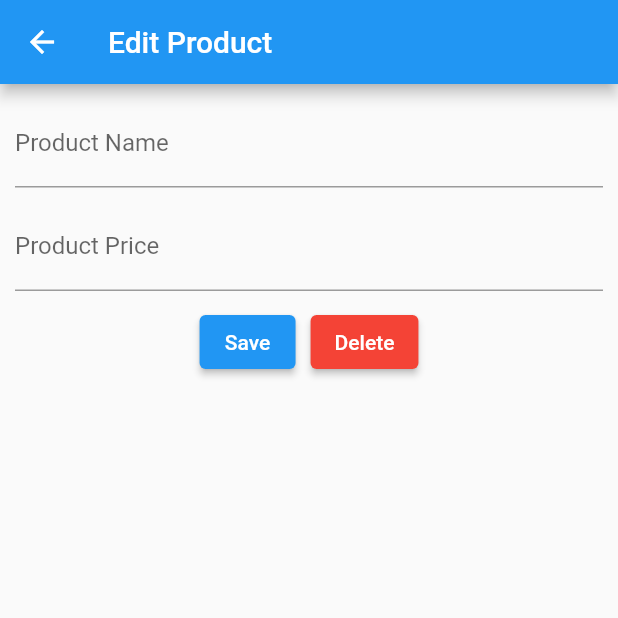
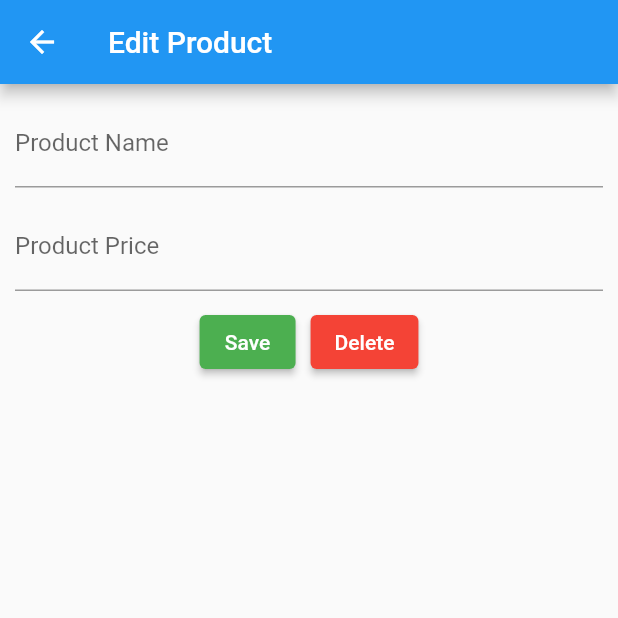
Before and after one commit to Myat-Min-Paing/flutter-crud, a Flutter app: the EditProduct screen opened directly, on a phone screen of 412 x 824 dp, the top half of it. Run offline on Flutter 3.47's test engine with Material 2 defaults, Android fonts, the phone set to English and light mode, and no system bars; our stand-ins replace cloud_firestore, firebase_core; accounts and stored records are empty.

```diff
--- /dev/null
+++ b/lib/constant.dart
@@ -0,0 +1,6 @@
+import 'package:flutter/material.dart';
+
+const kTextFiedDecoration = InputDecoration(
+  labelText: '',
+  floatingLabelAlignment: FloatingLabelAlignment.center,
+);
--- a/lib/screens/edit_product.dart
+++ b/lib/screens/edit_product.dart
@@ -2,6 +2,7 @@ import 'package:crud_demo/providers/product_providers.dart';
 import 'package:flutter/material.dart';
 import 'package:provider/provider.dart';
 import 'package:crud_demo/models/product_model.dart';
+import 'package:crud_demo/widgets/text_field_widget.dart';
 
 class EditProduct extends StatefulWidget {
   final Product? product;
@@ -15,6 +16,8 @@ class _EditProductState extends State<EditProduct> {
   final nameController = TextEditingController();
 
   final priceController = TextEditingController();
+
+  final _formKey = GlobalKey<FormState>();
 
   @override
   void initState() {
@@ -42,29 +45,41 @@ class _EditProductState extends State<EditProduct> {
       ),
       body: Container(
         padding: EdgeInsets.all(10.0),
+        child: Form(
+          key: _formKey,
           child: Column(
             children: [
-            TextField(
+              TextFieldWidget(
                 controller: nameController,
-              decoration: const InputDecoration(
+                keyboardType: TextInputType.text,
                 labelText: 'Product Name',
-                  floatingLabelAlignment: FloatingLabelAlignment.center),
                 onChanged: (value) {
                   productProvider.changeName = value;
+                },
+                validator: (value) {
+                  if (value == null || value.isEmpty) {
+                    return 'Please enter Product Name';
+                  }
+                  return null;
                 },
               ),
               SizedBox(
                 height: 10.0,
               ),
-            TextField(
+              TextFieldWidget(
                 controller: priceController,
                 keyboardType: TextInputType.number,
-              decoration: const InputDecoration(
                 labelText: 'Product Price',
-                floatingLabelAlignment: FloatingLabelAlignment.center,
-              ),
                 onChanged: (value) {
                   productProvider.changePrice = value;
+                },
+                validator: (value) {
+                  if (value == null || value.isEmpty) {
+                    return 'Please enter Product Price';
+                  } else if (!RegExp(r'^[0-9]+(\.[0-9]+)?$').hasMatch(value)) {
+                    return 'Please enter a valid number';
+                  }
+                  return null;
                 },
               ),
               SizedBox(
@@ -74,9 +89,13 @@ class _EditProductState extends State<EditProduct> {
                 mainAxisAlignment: MainAxisAlignment.center,
                 children: [
                   ElevatedButton(
+                    style:
+                        ElevatedButton.styleFrom(backgroundColor: Colors.green),
                     onPressed: () async {
+                      if (_formKey.currentState!.validate()) {
                         await productProvider.saveProduct();
                         Navigator.of(context).pop();
+                      }
                     },
                     child: Text('Save'),
                   ),
@@ -84,7 +103,8 @@ class _EditProductState extends State<EditProduct> {
                     width: 10.0,
                   ),
                   ElevatedButton(
-                  style: ElevatedButton.styleFrom(backgroundColor: Colors.red),
+                    style:
+                        ElevatedButton.styleFrom(backgroundColor: Colors.red),
                     onPressed: () {
                       productProvider.deleteProduct();
                       Navigator.of(context).pop();
@@ -96,6 +116,7 @@ class _EditProductState extends State<EditProduct> {
             ],
           ),
         ),
+      ),
     );
   }
 }
--- /dev/null
+++ b/lib/widgets/text_field_widget.dart
@@ -0,0 +1,32 @@
+import 'package:flutter/material.dart';
+import 'package:crud_demo/constant.dart';
+
+class TextFieldWidget extends StatelessWidget {
+  const TextFieldWidget({
+    super.key,
+    required this.controller,
+    this.keyboardType,
+    required this.labelText,
+    required this.onChanged,
+    this.validator,
+  });
+
+  final TextEditingController controller;
+  final TextInputType? keyboardType;
+  final String labelText;
+  final Function(String) onChanged;
+  final String? Function(String?)? validator;
+
+  @override
+  Widget build(BuildContext context) {
+    return TextFormField(
+      controller: controller,
+      keyboardType: keyboardType,
+      decoration: kTextFiedDecoration.copyWith(
+        labelText: labelText,
+      ),
+      onChanged: onChanged,
+      validator: validator,
+    );
+  }
+}
```
Lines whose indentation alone changed are shown as unchanged.
